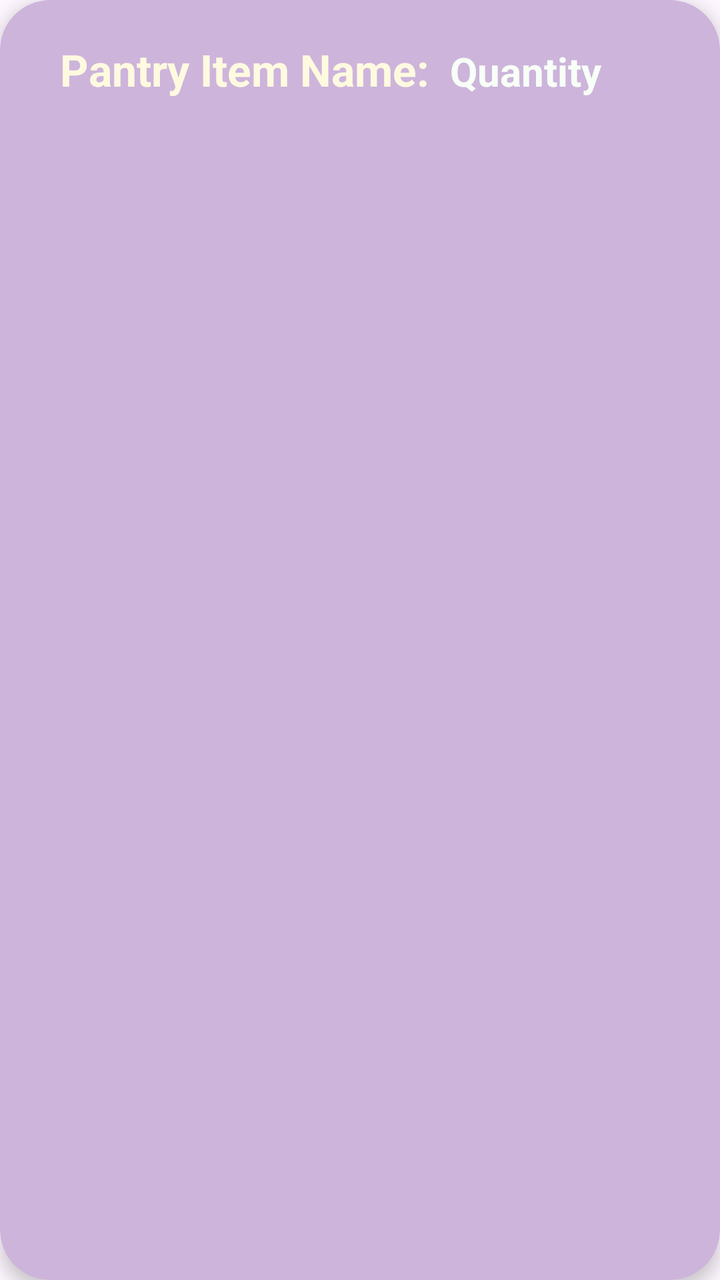
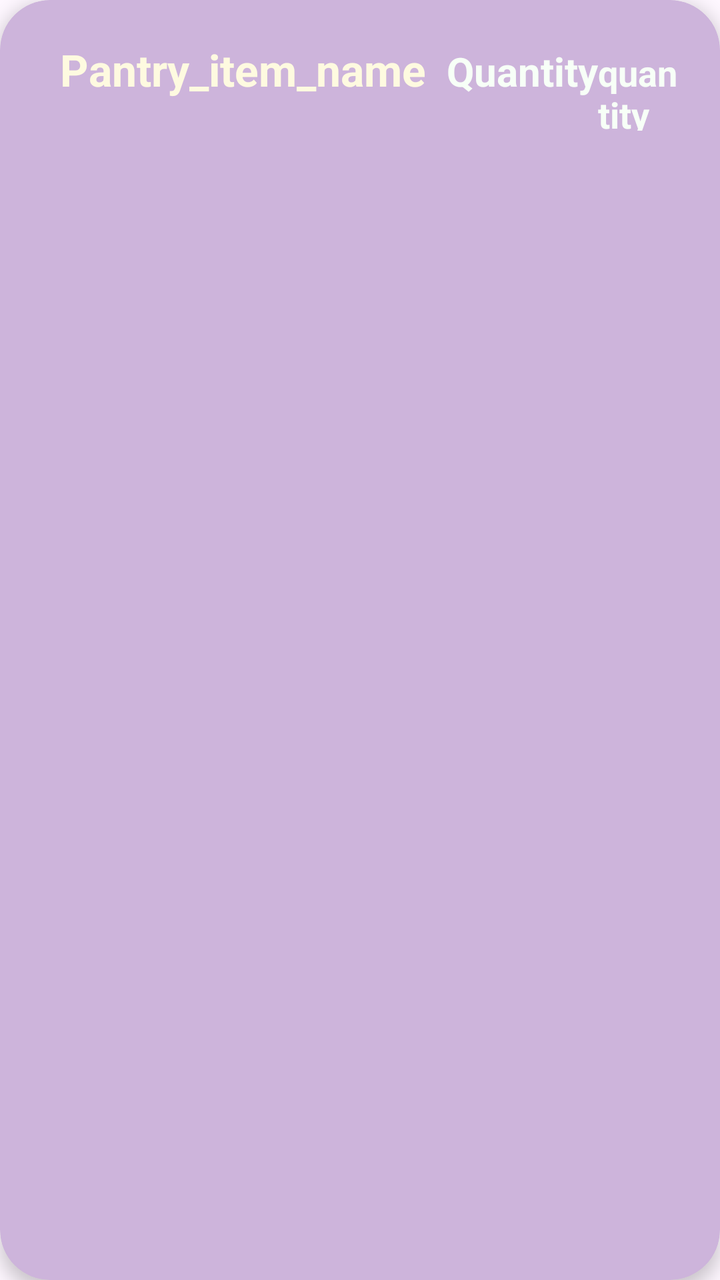

Two renders of the same Android screen: before a commit and after it. Below are the layout's source before the change and the commit's diff.
<!-- AndroidManifest.xml: application theme Theme.Foodie -->
<!-- res/layout/pantry_item_card.xml -->
<?xml version="1.0" encoding="utf-8"?>
<androidx.cardview.widget.CardView xmlns:android="http://schemas.android.com/apk/res/android"
    xmlns:app="http://schemas.android.com/apk/res-auto"
    android:layout_width="match_parent"
    android:layout_height="wrap_content"
    android:layout_margin="25dp"
    android:layout_marginBottom="0dp"
    app:cardCornerRadius="25dp"
    app:cardElevation="5dp"
    app:cardBackgroundColor="@color/pink_orchid">

    <LinearLayout
        android:layout_width="match_parent"
        android:layout_height="wrap_content"
        android:orientation="horizontal"
        android:padding="20dp">

        <TextView
            android:id="@+id/pantry_item_name"
            android:layout_width="wrap_content"
            android:layout_height="wrap_content"
            android:paddingHorizontal="10dp"
            android:text="Pantry Item Name:"
            android:textColor="@color/cornsilk"
            android:textSize="22sp"
            android:textStyle="bold" />

        <TextView
            android:id="@+id/item_quantity"
            android:layout_width="wrap_content"
            android:layout_height="wrap_content"
            android:text="Quantity"
            android:textColor="@color/mint_cream"
            android:textSize="20sp"
            android:textStyle="bold" />

    </LinearLayout>

</androidx.cardview.widget.CardView>
<!-- resources referenced by this layout -->
<resources>
  <color name="cornsilk">#FEFAE0</color>
  <color name="mint_cream">#F7FFF7</color>
  <color name="pink_orchid">#CDB4DB</color>
  <style name="Theme.Foodie" parent="Base.Theme.Foodie" />
  <style name="Base.Theme.Foodie" parent="Theme.Material3.DayNight.NoActionBar">
          
          
      </style>
</resources>

<!-- the commit's change to res/layout/pantry_item_card.xml (unified diff, before → after) -->
@@ -20,20 +20,26 @@
             android:layout_width="wrap_content"
             android:layout_height="wrap_content"
             android:paddingHorizontal="10dp"
-            android:text="Pantry Item Name:"
+            android:text="@string/pantry_item_name"
             android:textColor="@color/cornsilk"
             android:textSize="22sp"
             android:textStyle="bold" />
 
         <TextView
-            android:id="@+id/item_quantity"
             android:layout_width="wrap_content"
             android:layout_height="wrap_content"
-            android:text="Quantity"
+            android:text="@string/pantry_item_quantity_label"
             android:textColor="@color/mint_cream"
             android:textSize="20sp"
             android:textStyle="bold" />
-
+        <TextView
+            android:id="@+id/pantry_item_quantity"
+            android:layout_width="wrap_content"
+            android:layout_height="wrap_content"
+            android:text="@string/pantry_item_quantity"
+            android:textColor="@color/mint_cream"
+            android:textSize="18sp"
+            android:textStyle="bold" />
     </LinearLayout>
 
 </androidx.cardview.widget.CardView>
<!-- resource entries referenced after the edit -->
@@ -3,6 +3,9 @@
   <color name="cornsilk">#FEFAE0</color>
   <color name="mint_cream">#F7FFF7</color>
   <color name="pink_orchid">#CDB4DB</color>
+  <string name="pantry_item_name">Pantry_item_name</string>
+  <string name="pantry_item_quantity">quantity</string>
+  <string name="pantry_item_quantity_label">Quantity</string>
   <style name="Theme.Foodie" parent="Base.Theme.Foodie" />
   <style name="Base.Theme.Foodie" parent="Theme.Material3.DayNight.NoActionBar">
           
